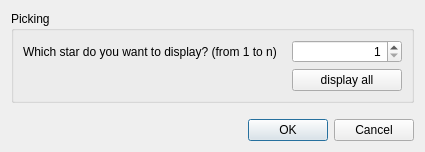
First picture: the form in Anisotropic_mesh_3/demo/ui_files/Choose_star_dialog.ui, repository MaelRL/cgal, before the edit.
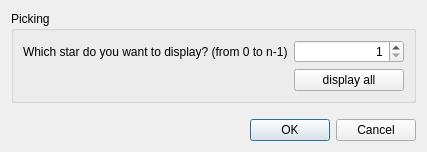
Second picture: the form after the edit.

Commit message: number stars from 0 to n-1 in the "choose star" dialog box

The edit to the form file:
```diff
--- a/Anisotropic_mesh_3/demo/ui_files/Choose_star_dialog.ui
+++ b/Anisotropic_mesh_3/demo/ui_files/Choose_star_dialog.ui
@@ -26,7 +26,7 @@
       <item row="1" column="0">
        <widget class="QLabel" name="objectQuestion">
         <property name="text">
-         <string>Which star do you want to display? (from 1 to n)</string>
+         <string>Which star do you want to display? (from 0 to n-1)</string>
         </property>
        </widget>
       </item>
```
The commit also changes 2 other files.
